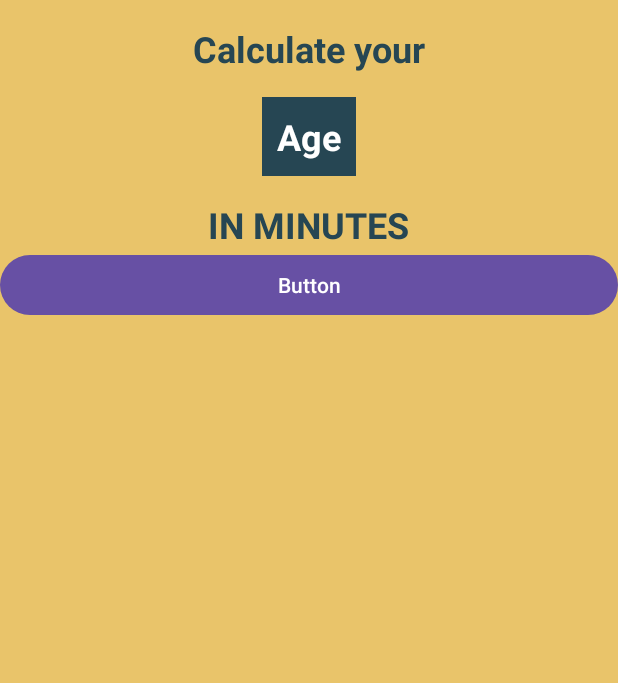
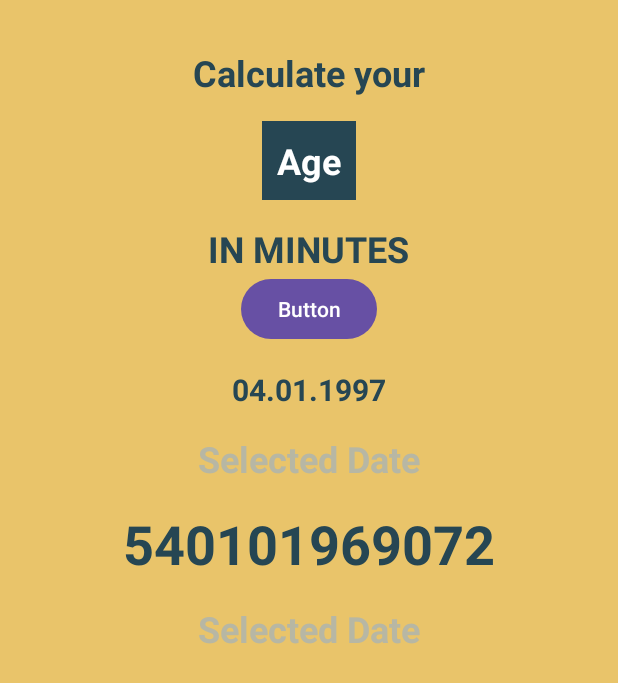
Before and after one commit to Veekshithkadaveru/DOBCalc, an Android app: the screen it shows after launch (MainActivity), on a phone screen of 412 x 824 dp. Shown: the top 683 px of the screen. Run offline under Robolectric (Android 15) with nearby library versions, the phone set to English and light mode, and no system bars.

Commit message:
Add Date Picker

```diff
--- a/app/src/main/java/com/example/dobcalculator/MainActivity.kt
+++ b/app/src/main/java/com/example/dobcalculator/MainActivity.kt
@@ -1,20 +1,34 @@
 package com.example.dobcalculator
 
+import android.app.DatePickerDialog
 import android.os.Bundle
-import androidx.activity.enableEdgeToEdge
+import android.widget.Button
+import android.widget.Toast
 import androidx.appcompat.app.AppCompatActivity
-import androidx.core.view.ViewCompat
-import androidx.core.view.WindowInsetsCompat
+import java.util.Calendar
 
 class MainActivity : AppCompatActivity() {
     override fun onCreate(savedInstanceState: Bundle?) {
         super.onCreate(savedInstanceState)
-        enableEdgeToEdge()
         setContentView(R.layout.activity_main)
-        ViewCompat.setOnApplyWindowInsetsListener(findViewById(R.id.main)) { v, insets ->
-            val systemBars = insets.getInsets(WindowInsetsCompat.Type.systemBars())
-            v.setPadding(systemBars.left, systemBars.top, systemBars.right, systemBars.bottom)
-            insets
+
+        val datePicker: Button = findViewById(R.id.buttonDatePicker)
+        datePicker.setOnClickListener {
+            clickDatePicker()
         }
     }
+
+    private fun clickDatePicker() {
+        val myCalender = Calendar.getInstance()
+        val year = myCalender.get(Calendar.YEAR)
+        val month = myCalender.get(Calendar.MONTH)
+        val day = myCalender.get(Calendar.DAY_OF_MONTH)
+        DatePickerDialog(
+            this,
+            { view, year, month, dayOfMonth ->
+                Toast.makeText(this, "Date Picker Clicked", Toast.LENGTH_LONG).show()
+            },
+            year, month, day
+        ).show()
+    }
 }
--- a/app/src/main/res/layout/activity_main.xml
+++ b/app/src/main/res/layout/activity_main.xml
@@ -45,8 +45,48 @@
         />
 
     <Button
-        android:id="@+id/button"
-        android:layout_width="match_parent"
+        android:id="@+id/buttonDatePicker"
+        android:layout_width="wrap_content"
         android:layout_height="wrap_content"
         android:text="Button" />
+    <TextView
+        android:layout_width="wrap_content"
+        android:layout_height="wrap_content"
+        android:layout_marginTop="16dp"
+        android:text="04.01.1997"
+        android:textColor="@color/text_blue"
+        android:textColorLink="#FF03DAC5"
+        android:textSize="20sp"
+        android:textStyle="bold"
+        />
+    <TextView
+        android:layout_width="wrap_content"
+        android:layout_height="wrap_content"
+        android:layout_marginTop="16dp"
+        android:text="Selected Date"
+        android:textColor="@color/lightGray"
+        android:textColorLink="#FF03DAC5"
+        android:textSize="24sp"
+        android:textStyle="bold"
+        />
+    <TextView
+        android:layout_width="wrap_content"
+        android:layout_height="wrap_content"
+        android:layout_marginTop="16dp"
+        android:text="540101969072"
+        android:textColor="@color/text_blue"
+        android:textColorLink="#FF03DAC5"
+        android:textSize="36sp"
+        android:textStyle="bold"
+        />
+    <TextView
+        android:layout_width="wrap_content"
+        android:layout_height="wrap_content"
+        android:layout_marginTop="16dp"
+        android:text="Selected Date"
+        android:textColor="@color/lightGray"
+        android:textColorLink="#FF03DAC5"
+        android:textSize="24sp"
+        android:textStyle="bold"
+        />
 </LinearLayout>
--- a/app/src/main/res/values/colors.xml
+++ b/app/src/main/res/values/colors.xml
@@ -5,4 +5,5 @@
     <color name="text_blue">#264653</color>
     <color name="bgColor">#e9c46a</color>
     <color name="btnColor">#2a9d8f</color>
+    <color name="lightGray">#b7b7a4</color>
 </resources>
```
